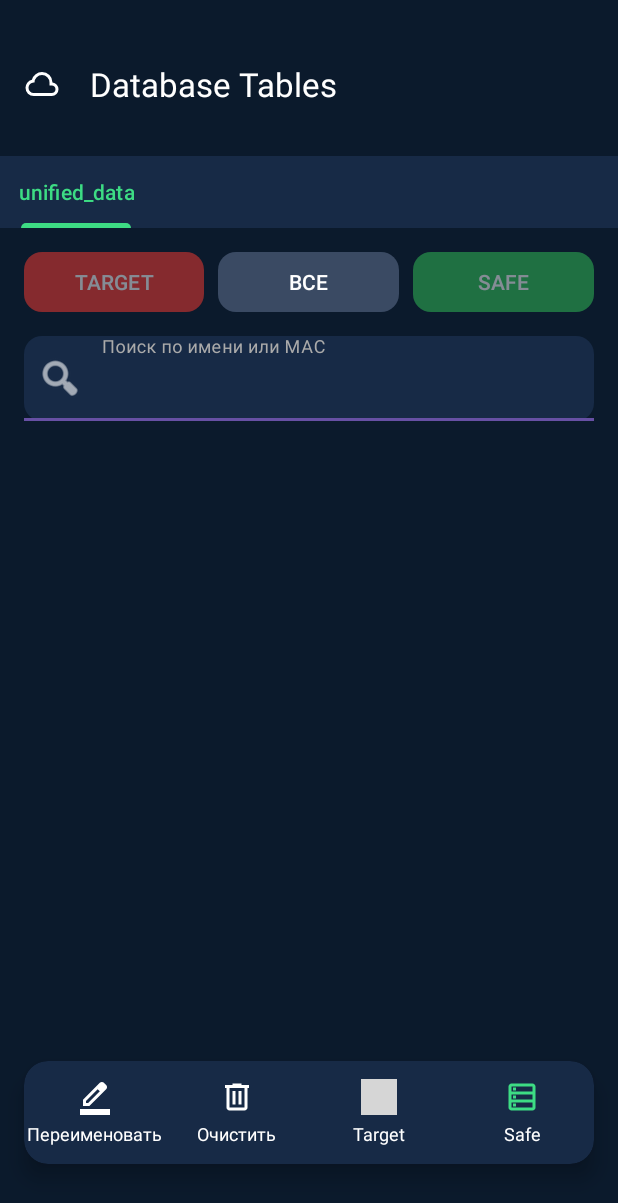
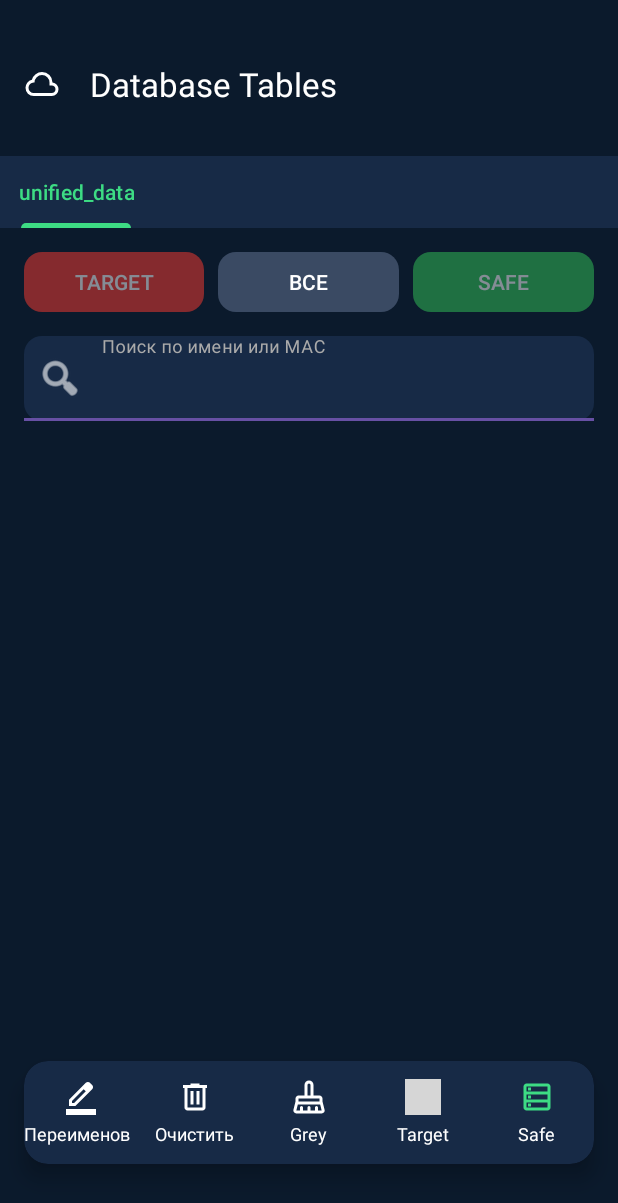
Before and after one commit to iudicio/SantiWayANDROID, an Android app: the DeviceListActivity screen opened directly, with no data from a screen before it, on a phone screen of 412 x 824 dp. Shown: the top 1203 px of the screen. Run offline under Robolectric (Android 15) with nearby library versions, the phone set to English and light mode, and no system bars; grey boxes are pictures that could not be loaded.

Commit message:
added new button Grey

```diff
--- a/app/src/main/java/com/example/santiway/DeviceListActivity.java
+++ b/app/src/main/java/com/example/santiway/DeviceListActivity.java
@@ -228,6 +228,11 @@ public class DeviceListActivity extends AppCompatActivity implements DeviceListA
         LinearLayout targetButton = findViewById(R.id.action_alarm);
         if (targetButton != null) {
             targetButton.setOnClickListener(v -> updateAllDevicesStatus("TARGET"));
+        }
+
+        LinearLayout greyButton = findViewById(R.id.action_grey);
+        if (greyButton != null) {
+            greyButton.setOnClickListener(v -> updateAllDevicesStatus("GREY"));
         }
 
         // Инициализация LayoutManager
--- a/app/src/main/java/com/example/santiway/upload_data/MainDatabaseHelper.java
+++ b/app/src/main/java/com/example/santiway/upload_data/MainDatabaseHelper.java
@@ -379,7 +379,7 @@ public class MainDatabaseHelper extends SQLiteOpenHelper {
                     values.put("status", calculatedStatus);
                     Log.d(TAG, "Status for " + uniqueId + ": " + calculatedStatus);
 
-                    if ("Target".equals(calculatedStatus)) {
+                    if ("TARGET".equals(calculatedStatus)) {
                         createTargetNotification(values, uniqueId, curLat, curLon);
                     }
                 } catch (Exception e) {
--- /dev/null
+++ b/app/src/main/res/drawable/ic_grey.xml
@@ -0,0 +1,9 @@
+<vector xmlns:android="http://schemas.android.com/apk/res/android"
+    android:width="24dp"
+    android:height="24dp"
+    android:viewportWidth="960"
+    android:viewportHeight="960">
+  <path
+      android:pathData="M440,440h80v-280q0,-17 -11.5,-28.5T480,120q-17,0 -28.5,11.5T440,160v280ZM200,600h560v-80L200,520v80ZM142,840h98v-80q0,-17 11.5,-28.5T280,720q17,0 28.5,11.5T320,760v80h120v-80q0,-17 11.5,-28.5T480,720q17,0 28.5,11.5T520,760v80h120v-80q0,-17 11.5,-28.5T680,720q17,0 28.5,11.5T720,760v80h98l-40,-160L182,680l-40,160ZM818,920L142,920q-39,0 -63,-31t-14,-69l55,-220v-80q0,-33 23.5,-56.5T200,440h160v-280q0,-50 35,-85t85,-35q50,0 85,35t35,85v280h160q33,0 56.5,23.5T840,520v80l55,220q13,38 -11.5,69T818,920ZM760,520L200,520h560ZM520,440h-80,80Z"
+      android:fillColor="#ffffff"/>
+</vector>
--- a/app/src/main/res/layout/device_actions_layout.xml
+++ b/app/src/main/res/layout/device_actions_layout.xml
@@ -51,6 +51,30 @@
     </LinearLayout>
 
     <LinearLayout
+        android:id="@+id/action_grey"
+        android:layout_width="0dp"
+        android:layout_height="wrap_content"
+        android:layout_weight="1"
+        android:gravity="center"
+        android:orientation="vertical"
+        android:padding="8dp">
+
+        <ImageView
+            android:layout_width="24dp"
+            android:layout_height="24dp"
+            android:src="@drawable/ic_grey"
+            app:tint="@android:color/white" />
+
+        <TextView
+            android:layout_width="wrap_content"
+            android:layout_height="wrap_content"
+            android:layout_marginTop="4dp"
+            android:text="Grey"
+            android:textColor="@android:color/white"
+            android:textSize="12sp" />
+    </LinearLayout>
+
+    <LinearLayout
         android:id="@+id/action_alarm"
         style="@style/FooterActionButton"
         android:layout_weight="1"
```
